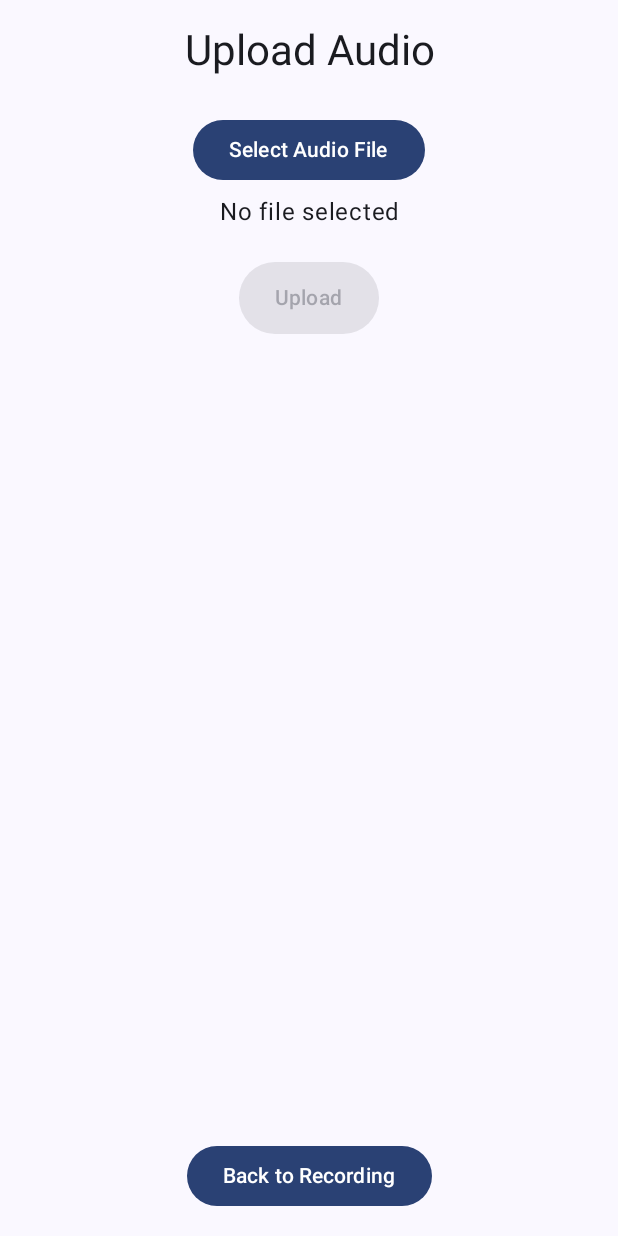
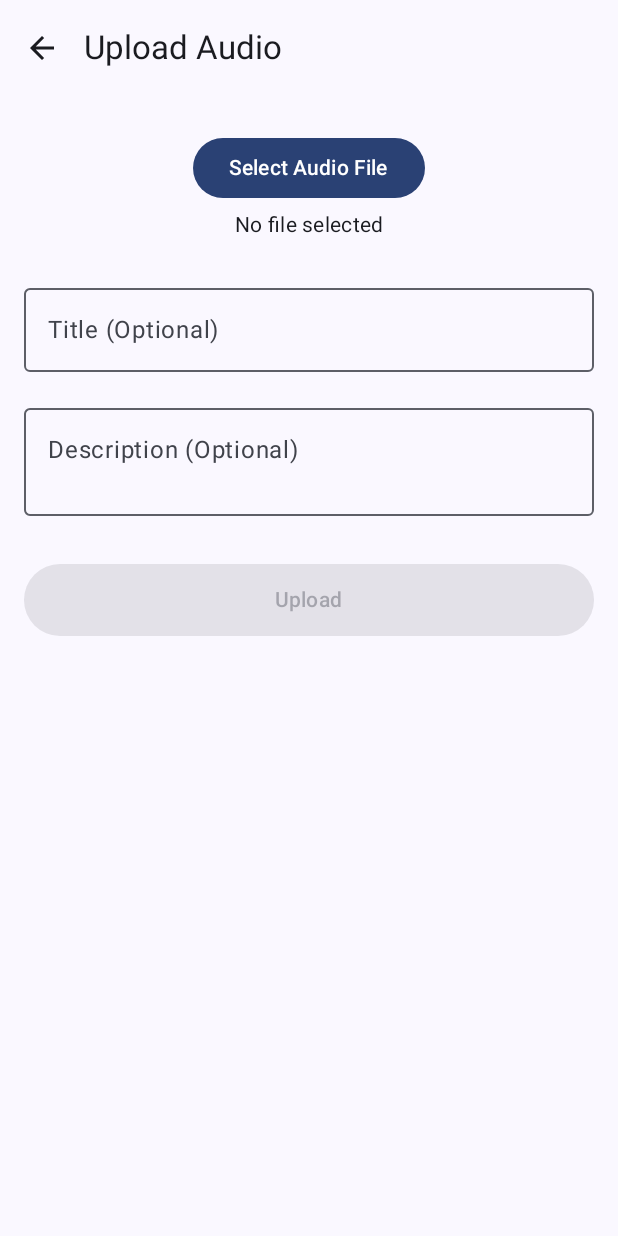
Before and after one commit to MasuRii/IT342-G3-AudioScholar, an Android app built with Jetpack Compose: the UploadScreen screen opened through its navigation route, on a phone screen of 412 x 824 dp. Run offline under Robolectric (Android 15) with nearby library versions, the phone set to English and light mode, and no system bars; our stand-ins replace Dagger/Hilt's generated code.

```diff
--- a/frontend_mobile/AudioScholar/app/build.gradle.kts
+++ b/frontend_mobile/AudioScholar/app/build.gradle.kts
@@ -4,7 +4,7 @@ plugins {
     kotlin("kapt")
     id("com.google.dagger.hilt.android")
     alias(libs.plugins.compose.compiler)
-}
+    }
 
 android {
     namespace = "edu.cit.audioscholar"
@@ -64,6 +64,7 @@ dependencies {
     implementation(libs.androidx.material.icons.extended)
 
     implementation(libs.androidx.navigation.compose)
+    implementation("com.google.code.gson:gson:2.10.1")
 
     implementation(libs.hilt.android)
     kapt(libs.hilt.compiler)
--- a/frontend_mobile/AudioScholar/app/src/main/java/edu/cit/audioscholar/data/remote/service/ApiService.kt
+++ b/frontend_mobile/AudioScholar/app/src/main/java/edu/cit/audioscholar/data/remote/service/ApiService.kt
@@ -13,6 +13,8 @@ interface ApiService {
     @POST("/api/audio/upload")
     suspend fun uploadAudio(
         @Part file: MultipartBody.Part,
+        @Part("title") title: RequestBody?,
+        @Part("description") description: RequestBody?
     ): Response<Unit>
 
 }
--- a/frontend_mobile/AudioScholar/app/src/main/java/edu/cit/audioscholar/di/NetworkModule.kt
+++ b/frontend_mobile/AudioScholar/app/src/main/java/edu/cit/audioscholar/di/NetworkModule.kt
@@ -1,6 +1,7 @@
 package edu.cit.audioscholar.di
 
 import android.app.Application
+import com.google.gson.Gson
 import dagger.Module
 import dagger.Provides
 import dagger.hilt.InstallIn
@@ -33,16 +34,25 @@ object NetworkModule {
     fun provideOkHttpClient(loggingInterceptor: HttpLoggingInterceptor): OkHttpClient {
         return OkHttpClient.Builder()
             .addInterceptor(loggingInterceptor)
+            .connectTimeout(30, java.util.concurrent.TimeUnit.SECONDS)
+            .readTimeout(30, java.util.concurrent.TimeUnit.SECONDS)
+            .writeTimeout(30, java.util.concurrent.TimeUnit.SECONDS)
             .build()
     }
 
     @Provides
     @Singleton
-    fun provideRetrofit(okHttpClient: OkHttpClient): Retrofit {
+    fun provideGson(): Gson {
+        return Gson()
+    }
+
+    @Provides
+    @Singleton
+    fun provideRetrofit(okHttpClient: OkHttpClient, gson: Gson): Retrofit {
         return Retrofit.Builder()
             .baseUrl(BASE_URL)
             .client(okHttpClient)
-            .addConverterFactory(GsonConverterFactory.create())
+            .addConverterFactory(GsonConverterFactory.create(gson))
             .build()
     }
 
--- a/frontend_mobile/AudioScholar/app/src/main/java/edu/cit/audioscholar/domain/repository/AudioRepository.kt
+++ b/frontend_mobile/AudioScholar/app/src/main/java/edu/cit/audioscholar/domain/repository/AudioRepository.kt
@@ -10,7 +10,10 @@ sealed class UploadResult {
     data object Loading : UploadResult()
 }
 
-
 interface AudioRepository {
-    fun uploadAudioFile(fileUri: Uri): Flow<UploadResult>
+    fun uploadAudioFile(
+        fileUri: Uri,
+        title: String?,
+        description: String?
+    ): Flow<UploadResult>
 }
--- a/frontend_mobile/AudioScholar/app/src/main/java/edu/cit/audioscholar/ui/recording/RecordingScreen.kt
+++ b/frontend_mobile/AudioScholar/app/src/main/java/edu/cit/audioscholar/ui/recording/RecordingScreen.kt
@@ -5,6 +5,7 @@ import android.content.Context
 import android.content.Intent
 import android.net.Uri
 import android.provider.Settings
+import android.util.Log
 import androidx.activity.compose.rememberLauncherForActivityResult
 import androidx.activity.result.contract.ActivityResultContracts
 import androidx.compose.foundation.layout.*
@@ -13,11 +14,8 @@ import androidx.compose.material.icons.automirrored.filled.ArrowBack
 import androidx.compose.material.icons.filled.Mic
 import androidx.compose.material.icons.filled.Stop
 import androidx.compose.material3.*
-import androidx.compose.runtime.Composable
-import androidx.compose.runtime.LaunchedEffect
-import androidx.compose.runtime.getValue
-import androidx.compose.runtime.remember
-import androidx.compose.runtime.rememberCoroutineScope
+import androidx.compose.runtime.*
+import androidx.compose.runtime.saveable.rememberSaveable
 import androidx.compose.ui.Alignment
 import androidx.compose.ui.Modifier
 import androidx.compose.ui.platform.LocalContext
@@ -28,7 +26,6 @@ import androidx.lifecycle.compose.collectAsStateWithLifecycle
 import androidx.navigation.NavHostController
 import edu.cit.audioscholar.R
 import edu.cit.audioscholar.ui.main.UploadScreenRoute
-import edu.cit.audioscholar.ui.theme.AudioScholarTheme
 import kotlinx.coroutines.launch
 
 @OptIn(ExperimentalMaterial3Api::class)
@@ -60,7 +57,7 @@ fun RecordingScreen(
 
     LaunchedEffect(uiState.error) {
         uiState.error?.let { errorMessage ->
-            val isPermanentDenial = errorMessage.contains("permanently denied")
+            val isPermanentDenial = errorMessage.contains("permanently denied", ignoreCase = true)
             val result = snackbarHostState.showSnackbar(
                 message = errorMessage,
                 actionLabel = if (isPermanentDenial) context.getString(R.string.action_open_settings) else null,
@@ -69,8 +66,19 @@ fun RecordingScreen(
             if (result == SnackbarResult.ActionPerformed && isPermanentDenial) {
                 val intent = Intent(Settings.ACTION_APPLICATION_DETAILS_SETTINGS).apply {
                     data = Uri.fromParts("package", context.packageName, null)
+                    flags = Intent.FLAG_ACTIVITY_NEW_TASK
                 }
+                try {
                     context.startActivity(intent)
+                } catch (e: Exception) {
+                    Log.e("RecordingScreen", "Failed to open app settings", e)
+                    scope.launch {
+                        snackbarHostState.showSnackbar(
+                            message = "Could not open settings. Please enable microphone permission manually.",
+                            duration = SnackbarDuration.Long
+                        )
+                    }
+                }
             }
             viewModel.consumeErrorMessage()
         }
@@ -78,12 +86,24 @@ fun RecordingScreen(
 
     LaunchedEffect(uiState.recordingFilePath) {
         uiState.recordingFilePath?.let { path ->
+            val filename = path.substringAfterLast('/')
             snackbarHostState.showSnackbar(
-                message = context.getString(R.string.recording_saved_message, path),
+                message = context.getString(R.string.recording_saved_message, filename),
                 duration = SnackbarDuration.Short
             )
             viewModel.consumeSavedMessage()
         }
+    }
+
+    if (uiState.showTitleDialog) {
+        RecordingTitleDialog(
+            onConfirm = { title ->
+                viewModel.finalizeRecording(title)
+            },
+            onDismiss = {
+                viewModel.finalizeRecording(null)
+            }
+        )
     }
 
     Scaffold(
@@ -93,7 +113,7 @@ fun RecordingScreen(
                 title = { Text(stringResource(id = R.string.recording_screen_title)) },
                 navigationIcon = {
                     IconButton(onClick = {
-                        if (!uiState.isRecording) {
+                        if (!uiState.isRecording && !uiState.showTitleDialog) {
                             navController.navigateUp()
                         } else {
                             scope.launch {
@@ -117,33 +137,35 @@ fun RecordingScreen(
             modifier = Modifier
                 .padding(paddingValues)
                 .fillMaxSize()
-                .padding(16.dp),
+                .padding(horizontal = 16.dp),
             horizontalAlignment = Alignment.CenterHorizontally,
-            verticalArrangement = Arrangement.SpaceBetween
+            verticalArrangement = Arrangement.Center
         ) {
-            Column(horizontalAlignment = Alignment.CenterHorizontally) {
-                Spacer(modifier = Modifier.height(32.dp))
+            Spacer(modifier = Modifier.weight(0.5f))
 
             Text(
                 text = uiState.elapsedTimeFormatted,
                 style = MaterialTheme.typography.displayMedium,
-                    color = if (uiState.isRecording) MaterialTheme.colorScheme.primary else LocalContentColor.current
+                color = if (uiState.isRecording || uiState.showTitleDialog) MaterialTheme.colorScheme.primary else LocalContentColor.current
             )
-
             Text(
                 text = when {
                     uiState.isRecording -> stringResource(R.string.status_recording)
+                    uiState.showTitleDialog -> stringResource(R.string.status_saving)
                     !uiState.permissionGranted -> stringResource(R.string.status_permission_needed)
-                        uiState.recordingFilePath != null && !uiState.isRecording -> stringResource(R.string.status_saved)
+                    uiState.recordingFilePath != null && !uiState.isRecording && !uiState.showTitleDialog -> stringResource(R.string.status_saved)
                     else -> stringResource(R.string.status_tap_to_record)
                 },
                 style = MaterialTheme.typography.bodyLarge,
                 modifier = Modifier.padding(vertical = 8.dp)
             )
-            }
+
+            Spacer(modifier = Modifier.weight(1f))
 
             Button(
                 onClick = {
+                    if (uiState.showTitleDialog) return@Button
+
                     if (uiState.isRecording) {
                         viewModel.toggleRecording()
                     } else {
@@ -154,9 +176,9 @@ fun RecordingScreen(
                         }
                     }
                 },
+                enabled = !uiState.showTitleDialog,
                 modifier = Modifier
-                    .size(100.dp)
-                    .padding(16.dp),
+                    .size(100.dp),
                 shape = MaterialTheme.shapes.extraLarge,
                 contentPadding = PaddingValues(0.dp)
             ) {
@@ -172,9 +194,11 @@ fun RecordingScreen(
                 )
             }
 
-            Button(
+            Spacer(modifier = Modifier.height(24.dp))
+
+            TextButton(
                 onClick = {
-                    if (!uiState.isRecording) {
+                    if (!uiState.isRecording && !uiState.showTitleDialog) {
                         navController.navigate(UploadScreenRoute)
                     } else {
                         scope.launch {
@@ -185,11 +209,48 @@ fun RecordingScreen(
                         }
                     }
                 },
-                enabled = !uiState.isRecording,
-                modifier = Modifier.padding(bottom = 16.dp)
+                enabled = !uiState.isRecording && !uiState.showTitleDialog
             ) {
                 Text(stringResource(R.string.button_go_to_upload))
             }
+
+            Spacer(modifier = Modifier.height(32.dp))
         }
     }
 }
+
+@OptIn(ExperimentalMaterial3Api::class)
+@Composable
+fun RecordingTitleDialog(
+    onConfirm: (String?) -> Unit,
+    onDismiss: () -> Unit
+) {
+    var title by rememberSaveable { mutableStateOf("") }
+
+    AlertDialog(
+        onDismissRequest = onDismiss,
+        title = { Text(stringResource(R.string.dialog_title_prompt_title)) },
+        text = {
+            OutlinedTextField(
+                value = title,
+                onValueChange = { title = it },
+                label = { Text(stringResource(R.string.dialog_title_prompt_label)) },
+                placeholder = { Text(stringResource(R.string.dialog_title_prompt_placeholder)) },
+                singleLine = true,
+                modifier = Modifier.fillMaxWidth()
+            )
+        },
+        confirmButton = {
+            Button(onClick = {
+                onConfirm(title.trim().takeIf { it.isNotEmpty() })
+            }) {
+                Text(stringResource(R.string.dialog_action_save))
+            }
+        },
+        dismissButton = {
+            TextButton(onClick = onDismiss) {
+                Text(stringResource(R.string.dialog_action_skip))
+            }
+        }
+    )
+}
--- a/frontend_mobile/AudioScholar/app/src/main/java/edu/cit/audioscholar/ui/upload/UploadScreen.kt
+++ b/frontend_mobile/AudioScholar/app/src/main/java/edu/cit/audioscholar/ui/upload/UploadScreen.kt
@@ -1,27 +1,41 @@
 package edu.cit.audioscholar.ui.upload
 
 import android.net.Uri
+import android.util.Log
 import androidx.activity.compose.rememberLauncherForActivityResult
 import androidx.activity.result.contract.ActivityResultContracts
 import androidx.compose.foundation.layout.*
+import androidx.compose.foundation.rememberScrollState
+import androidx.compose.foundation.verticalScroll
+import androidx.compose.material.icons.Icons
+import androidx.compose.material.icons.automirrored.filled.ArrowBack
 import androidx.compose.material3.*
 import androidx.compose.runtime.Composable
+import androidx.compose.runtime.LaunchedEffect
 import androidx.compose.runtime.collectAsState
 import androidx.compose.runtime.getValue
+import androidx.compose.runtime.remember
+import androidx.compose.runtime.rememberCoroutineScope
 import androidx.compose.ui.Alignment
 import androidx.compose.ui.Modifier
+import androidx.compose.ui.platform.LocalContext
 import androidx.compose.ui.res.stringResource
 import androidx.compose.ui.text.style.TextAlign
 import androidx.compose.ui.unit.dp
 import androidx.hilt.navigation.compose.hiltViewModel
 import edu.cit.audioscholar.R
+import kotlinx.coroutines.launch
 
+@OptIn(ExperimentalMaterial3Api::class)
 @Composable
 fun UploadScreen(
     viewModel: UploadViewModel = hiltViewModel(),
     onNavigateToRecording: () -> Unit
 ) {
     val uiState by viewModel.uiState.collectAsState()
+    val context = LocalContext.current
+    val snackbarHostState = remember { SnackbarHostState() }
+    val scope = rememberCoroutineScope()
 
     val filePickerLauncher = rememberLauncherForActivityResult(
         contract = ActivityResultContracts.GetContent(),
@@ -30,41 +44,82 @@ fun UploadScreen(
         }
     )
 
+    LaunchedEffect(uiState.uploadMessage) {
+        uiState.uploadMessage?.let { message ->
+            val isError = message.startsWith("Error:", ignoreCase = true) || message.contains("failed", ignoreCase = true)
+            snackbarHostState.showSnackbar(
+                message = message,
+                duration = if (isError) SnackbarDuration.Long else SnackbarDuration.Short
+            )
+            viewModel.consumeUploadMessage()
+        }
+    }
+
+    Scaffold(
+        snackbarHost = { SnackbarHost(hostState = snackbarHostState) },
+        topBar = {
+            TopAppBar(
+                title = { Text(stringResource(id = R.string.upload_screen_title)) },
+                navigationIcon = {
+                    IconButton(
+                        onClick = onNavigateToRecording,
+                        enabled = !uiState.isUploading
+                    ) {
+                        Icon(
+                            imageVector = Icons.AutoMirrored.Filled.ArrowBack,
+                            contentDescription = stringResource(R.string.cd_back_button)
+                        )
+                    }
+                }
+            )
+        }
+    ) { paddingValues ->
         UploadScreenContent(
             state = uiState,
+            paddingValues = paddingValues,
             onSelectFileClick = {
+                if (!uiState.isUploading) {
                     try {
-                viewModel.onSelectFileClicked()
                         filePickerLauncher.launch("audio/*")
                     } catch (e: Exception) {
-                println("Error launching file picker: ${e.message}")
+                        Log.e("UploadScreen", "Error launching file picker: ${e.message}")
+                        scope.launch {
+                            snackbarHostState.showSnackbar(
+                                message = "Could not open file picker.",
+                                duration = SnackbarDuration.Short
+                            )
+                        }
+                    }
                 }
             },
-        onUploadClick = viewModel::onUploadClicked,
-        onNavigateToRecording = onNavigateToRecording
+            onUploadClick = {
+                if (!uiState.isUploading) {
+                    viewModel.onUploadClicked()
+                }
+            },
+            onTitleChange = viewModel::onTitleChanged,
+            onDescriptionChange = viewModel::onDescriptionChanged
         )
+    }
 }
 
 @Composable
 fun UploadScreenContent(
     state: UploadScreenState,
+    paddingValues: PaddingValues,
     onSelectFileClick: () -> Unit,
     onUploadClick: () -> Unit,
-    onNavigateToRecording: () -> Unit
+    onTitleChange: (String) -> Unit,
+    onDescriptionChange: (String) -> Unit
 ) {
     Column(
         modifier = Modifier
             .fillMaxSize()
-            .padding(16.dp),
+            .padding(paddingValues)
+            .verticalScroll(rememberScrollState())
+            .padding(horizontal = 16.dp),
         horizontalAlignment = Alignment.CenterHorizontally,
-        verticalArrangement = Arrangement.Center
     ) {
-        Text(
-            text = stringResource(id = R.string.upload_screen_title),
-            style = MaterialTheme.typography.headlineMedium,
-            textAlign = TextAlign.Center
-        )
-
         Spacer(modifier = Modifier.height(24.dp))
 
         Button(
@@ -74,35 +129,64 @@ fun UploadScreenContent(
             Text(stringResource(id = R.string.button_select_file))
         }
 
-        Spacer(modifier = Modifier.height(8.dp))
+        Spacer(modifier = Modifier.height(4.dp))
 
         Text(
             text = state.selectedFileName ?: stringResource(id = R.string.text_no_file_selected),
-            style = MaterialTheme.typography.bodyLarge,
+            style = MaterialTheme.typography.bodyMedium,
             textAlign = TextAlign.Center,
             modifier = Modifier.padding(horizontal = 16.dp)
         )
 
         Spacer(modifier = Modifier.height(24.dp))
 
+        OutlinedTextField(
+            value = state.title,
+            onValueChange = onTitleChange,
+            label = { Text(stringResource(id = R.string.upload_label_title)) },
+            placeholder = { Text(stringResource(id = R.string.upload_placeholder_title)) },
+            singleLine = true,
+            modifier = Modifier.fillMaxWidth(),
+            enabled = !state.isUploading
+        )
+
+        Spacer(modifier = Modifier.height(16.dp))
+
+        OutlinedTextField(
+            value = state.description,
+            onValueChange = onDescriptionChange,
+            label = { Text(stringResource(id = R.string.upload_label_description)) },
+            placeholder = { Text(stringResource(id = R.string.upload_placeholder_description)) },
+            modifier = Modifier
+                .fillMaxWidth()
+                .heightIn(min = 80.dp),
+            maxLines = 4,
+            enabled = !state.isUploading
+        )
+
+        Spacer(modifier = Modifier.height(32.dp))
+
         Button(
             onClick = onUploadClick,
             enabled = state.isUploadEnabled && !state.isUploading,
-            modifier = Modifier.height(48.dp)
+            modifier = Modifier
+                .fillMaxWidth()
+                .height(48.dp)
         ) {
             if (state.isUploading) {
                 Row(
                     verticalAlignment = Alignment.CenterVertically,
+                    horizontalArrangement = Arrangement.Center,
+                    modifier = Modifier.fillMaxWidth()
                 ) {
                     CircularProgressIndicator(
-                        progress = { state.progress / 100f },
                         modifier = Modifier.size(24.dp),
                         strokeWidth = 2.5.dp,
                         color = MaterialTheme.colorScheme.onPrimary
                     )
                     Spacer(modifier = Modifier.width(12.dp))
                     Text(
-                        text = "${state.progress}%",
+                        text = if (state.progress > 0) "${state.progress}%" else stringResource(id = R.string.text_uploading),
                         color = MaterialTheme.colorScheme.onPrimary
                     )
                 }
@@ -112,33 +196,5 @@ fun UploadScreenContent(
         }
 
         Spacer(modifier = Modifier.height(16.dp))
-
-        Text(
-            text = state.uploadMessage ?: "",
-            style = MaterialTheme.typography.bodyMedium,
-            color = if (state.uploadMessage?.startsWith(stringResource(id = R.string.upload_error_generic_prefix, "")) == true ||
-                state.uploadMessage == stringResource(id = R.string.upload_error_no_file) ||
-                state.uploadMessage == stringResource(id = R.string.upload_error_read_details) ||
-                state.uploadMessage?.contains("Unsupported file format") == true ||
-                state.uploadMessage == stringResource(id = R.string.upload_error_determine_size) ||
-                state.uploadMessage == stringResource(id = R.string.upload_error_empty_file) ||
-                state.uploadMessage?.contains("exceeds the limit") == true ||
-                state.uploadMessage == stringResource(id = R.string.upload_error_reverify_details)
-            )
-                MaterialTheme.colorScheme.error
-            else
-                LocalContentColor.current,
-            textAlign = TextAlign.Center,
-            modifier = Modifier.heightIn(min = 18.dp)
-        )
-
-        Spacer(modifier = Modifier.weight(1f))
-
-        Button(
-            onClick = onNavigateToRecording,
-            enabled = !state.isUploading
-        ) {
-            Text(stringResource(id = R.string.button_back_to_recording))
     }
 }
-}
--- a/frontend_mobile/AudioScholar/app/src/main/res/values/strings.xml
+++ b/frontend_mobile/AudioScholar/app/src/main/res/values/strings.xml
@@ -5,9 +5,10 @@
     <string name="initial_timer_value">00:00:00</string>
     <string name="status_tap_to_record">Tap the button to start recording</string>
     <string name="status_recording">Recording…</string>
+    <string name="status_saving">Saving…</string>
     <string name="status_saved">Recording Saved</string>
     <string name="status_permission_needed">Microphone permission needed</string>
-    <string name="recording_saved_message">Recording saved: %s</string>
+    <string name="recording_saved_message">Recording saved: %1$s</string>
 
     <string name="cd_record_button">Start Recording</string>
     <string name="cd_stop_button">Stop Recording</string>
@@ -15,10 +16,16 @@
     <string name="button_go_to_upload">Upload Recordings</string>
     <string name="button_back_to_recording">Back to Recording</string>
 
-    <string name="permission_denied_message">Microphone permission denied.</string>
+    <string name="permission_denied_message">Microphone permission is required to record audio.</string>
     <string name="action_open_settings">Open Settings</string>
     <string name="stop_recording_before_leaving">Please stop recording before leaving the screen.</string>
     <string name="stop_recording_before_navigating">Please stop recording before navigating.</string>
+
+    <string name="dialog_title_prompt_title">Save Recording</string>
+    <string name="dialog_title_prompt_label">Optional Title</string>
+    <string name="dialog_title_prompt_placeholder">e.g., Lecture Week 5</string>
+    <string name="dialog_action_save">Save</string>
+    <string name="dialog_action_skip">Skip Title</string>
 
     <string name="upload_screen_title">Upload Audio</string>
     <string name="button_select_file">Select Audio File</string>
@@ -26,6 +33,10 @@
     <string name="button_upload">Upload</string>
     <string name="text_uploading">Uploading…</string>
     <string name="upload_success_message">Upload successful!</string>
+    <string name="upload_label_title">Title (Optional)</string>
+    <string name="upload_placeholder_title">e.g., Lecture Week 5 - Part 1</string>
+    <string name="upload_label_description">Description (Optional)</string>
+    <string name="upload_placeholder_description">Brief summary or keywords</string>
 
     <string name="upload_error_no_file">Error: No file selected.</string>
     <string name="upload_error_read_details">Error: Could not read file details.</string>
```
Also changed, not shown: frontend_mobile/AudioScholar/app/src/main/java/edu/cit/audioscholar/data/local/model/RecordingMetadata.kt (added, +10 -0 lines), frontend_mobile/AudioScholar/app/src/main/java/edu/cit/audioscholar/domain/repository/AudioRepositoryImpl.kt (+52 -24 lines), frontend_mobile/AudioScholar/app/src/main/java/edu/cit/audioscholar/ui/recording/RecordingViewModel.kt (+90 -24 lines), frontend_mobile/AudioScholar/app/src/main/java/edu/cit/audioscholar/ui/upload/UploadViewModel.kt (+31 -7 lines), 1 other file. Lines whose indentation alone changed are shown as unchanged.
